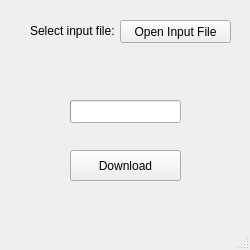
This is Production/POSLogDownloaderWindow.ui in LouisVanslembrouck/Python-Projects as Qt 5 draws it before an edit. The edited form follows.
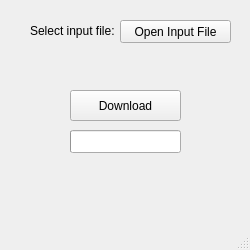
This is the edited form.

Commit message: Removed obsolete code.

```diff
--- a/Production/POSLogDownloaderWindow.ui
+++ b/Production/POSLogDownloaderWindow.ui
@@ -56,7 +56,7 @@
      <property name="geometry">
       <rect>
        <x>50</x>
-       <y>140</y>
+       <y>80</y>
        <width>111</width>
        <height>31</height>
       </rect>
@@ -69,7 +69,7 @@
      <property name="geometry">
       <rect>
        <x>50</x>
-       <y>90</y>
+       <y>120</y>
        <width>111</width>
        <height>23</height>
       </rect>
@@ -91,7 +91,7 @@
      <property name="geometry">
       <rect>
        <x>80</x>
-       <y>120</y>
+       <y>150</y>
        <width>61</width>
        <height>16</height>
       </rect>
```
Left out of the diff: 2 changed lines with no effect on the pictures. The commit also changes 1 other file.
